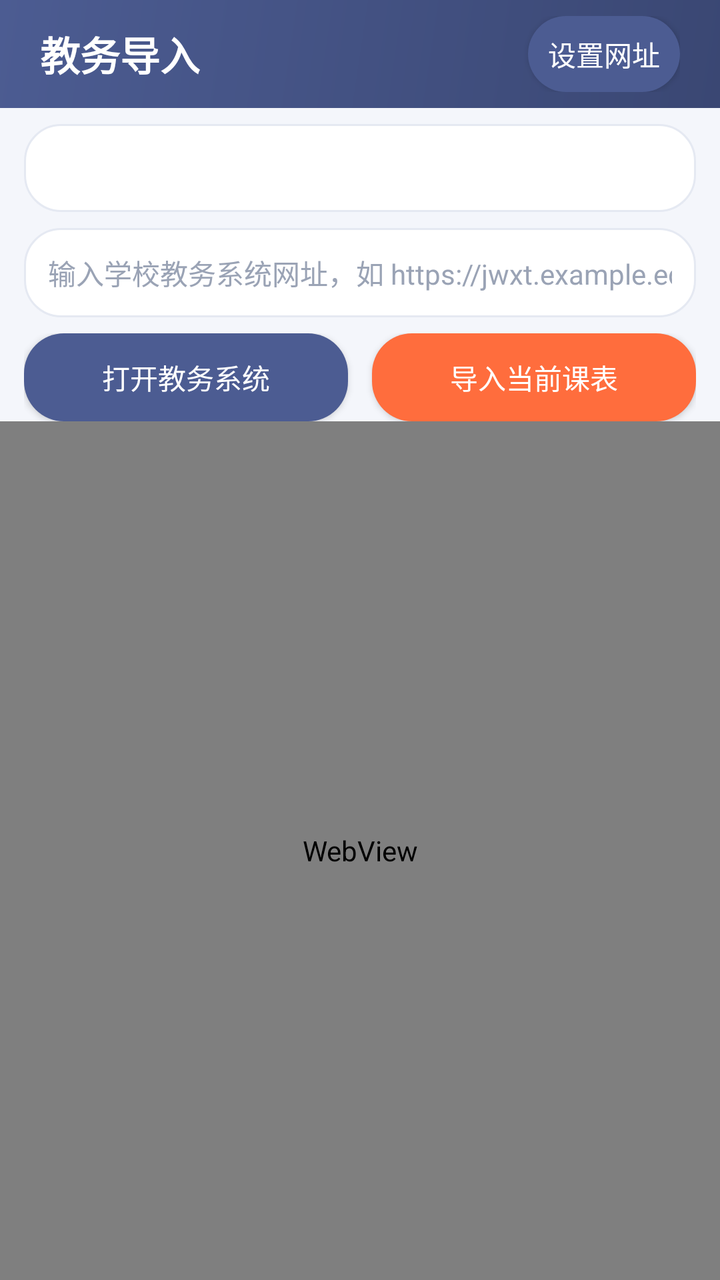
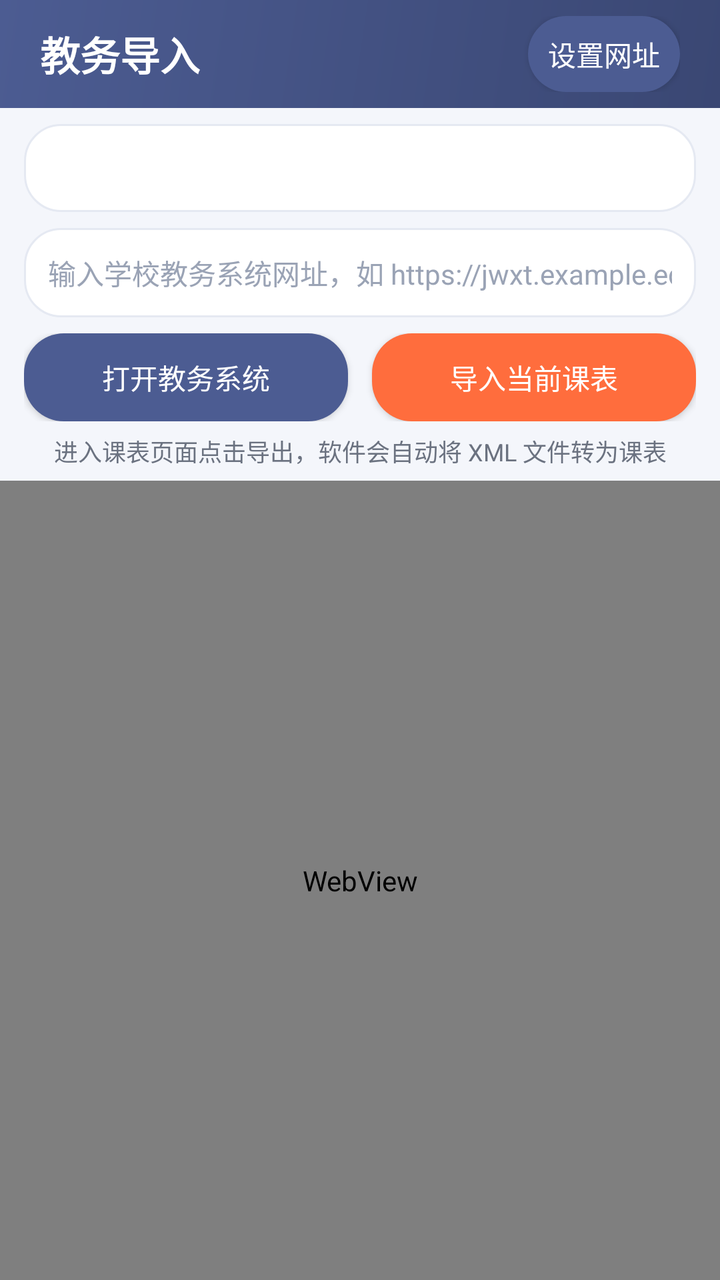

Compare the two renders of this Android layout. The source of the first and the diff that turns it into the second are given below.
<!-- AndroidManifest.xml: application theme Theme.QingKebiao -->
<!-- res/layout/activity_web_import.xml -->
<?xml version="1.0" encoding="utf-8"?>
<LinearLayout xmlns:android="http://schemas.android.com/apk/res/android"
    android:orientation="vertical"
    android:background="#F4F6FB"
    android:layout_width="match_parent"
    android:layout_height="match_parent">

    <LinearLayout
        android:orientation="vertical"
        android:background="@drawable/bg_header"
        android:paddingLeft="20dp"
        android:paddingRight="20dp"
        android:paddingTop="8dp"
        android:paddingBottom="8dp"
        android:layout_width="match_parent"
        android:layout_height="wrap_content">
        <LinearLayout
            android:orientation="horizontal"
            android:gravity="center_vertical"
            android:layout_width="match_parent"
            android:layout_height="wrap_content">
            <TextView
                android:text="教务导入"
                android:textColor="#FFFFFF"
                android:textSize="20sp"
                android:textStyle="bold"
                android:layout_width="0dp"
                android:layout_height="wrap_content"
                android:layout_weight="1" />
            <Button
                android:id="@+id/btn_toggle_controls"
                android:text="设置网址"
                android:textColor="#FFFFFF"
                android:background="@drawable/bg_button_dark"
                android:layout_width="wrap_content"
                android:layout_height="38dp"
                android:minWidth="0dp"
                android:paddingLeft="10dp"
                android:paddingRight="10dp" />
        </LinearLayout>
    </LinearLayout>

    <LinearLayout
        android:id="@+id/controls_panel"
        android:orientation="vertical"
        android:layout_width="match_parent"
        android:layout_height="wrap_content">
        <Spinner
            android:id="@+id/sp_school_preset"
            android:layout_marginLeft="12dp"
            android:layout_marginRight="12dp"
            android:layout_marginTop="8dp"
            android:background="@drawable/bg_search_box"
            android:paddingLeft="10dp"
            android:paddingRight="10dp"
            android:layout_width="match_parent"
            android:layout_height="44dp" />

        <EditText
            android:id="@+id/et_school_url"
            android:hint="输入学校教务系统网址，如 https://jwxt.example.edu.cn"
            android:textSize="14sp"
            android:textColor="#2D3142"
            android:textColorHint="#9AA3B5"
            android:background="@drawable/bg_search_box"
            android:padding="12dp"
            android:inputType="textUri"
            android:layout_marginLeft="12dp"
            android:layout_marginRight="12dp"
            android:layout_marginTop="8dp"
            android:layout_width="match_parent"
            android:layout_height="wrap_content" />

        <LinearLayout
            android:orientation="horizontal"
            android:paddingLeft="12dp"
            android:paddingRight="12dp"
            android:paddingTop="8dp"
            android:paddingBottom="0dp"
            android:layout_width="match_parent"
            android:layout_height="wrap_content">
            <Button
                android:id="@+id/btn_open_schedule"
                android:text="打开教务系统"
                android:textColor="#FFFFFF"
                android:background="@drawable/bg_button_dark"
                android:layout_width="0dp"
                android:layout_height="44dp"
                android:layout_weight="1"
                android:layout_marginRight="6dp" />
            <Button
                android:id="@+id/btn_import_schedule"
                android:text="导入当前课表"
                android:textColor="#FFFFFF"
                android:background="@drawable/bg_button_primary"
                android:layout_width="0dp"
                android:layout_height="44dp"
                android:layout_weight="1"
                android:layout_marginLeft="6dp" />
        </LinearLayout>
    </LinearLayout>

    <WebView
        android:id="@+id/webview"
        android:layout_width="match_parent"
        android:layout_height="0dp"
        android:layout_weight="1" />
</LinearLayout>
<!-- resources referenced by this layout -->
<resources>
  <!-- drawable bg_button_dark (drawable) -->
  <shape xmlns:android="http://schemas.android.com/apk/res/android">
      <solid android:color="#4C5C92" />
      <corners android:radius="20dp" />
  </shape>
  <!-- drawable bg_button_primary (drawable) -->
  <shape xmlns:android="http://schemas.android.com/apk/res/android">
      <solid android:color="#FF6D3D" />
      <corners android:radius="20dp" />
  </shape>
  <!-- drawable bg_header (drawable) -->
  <shape xmlns:android="http://schemas.android.com/apk/res/android">
      <gradient
          android:startColor="#4C5C92"
          android:endColor="#3A4773"
          android:angle="315" />
  </shape>
  <!-- drawable bg_search_box (drawable) -->
  <shape xmlns:android="http://schemas.android.com/apk/res/android">
      <solid android:color="#FFFFFF" />
      <corners android:radius="18dp" />
      <stroke android:width="1dp" android:color="#E5E9F2" />
  </shape>
  <style name="Theme.QingKebiao" parent="@android:style/Theme.Material.Light.NoActionBar">
          <item name="android:colorPrimary">#4C5C92</item>
          <item name="android:colorAccent">#FF6D3D</item>
          <item name="android:windowBackground">#F4F6FB</item>
          <item name="android:navigationBarColor">#FFFFFF</item>
          <item name="android:statusBarColor">#3A4773</item>
          <item name="android:textColorPrimary">#2D3142</item>
      </style>
</resources>

<!-- the commit's change to res/layout/activity_web_import.xml (unified diff, before → after) -->
@@ -100,6 +100,20 @@
         </LinearLayout>
     </LinearLayout>
 
+    <TextView
+        android:id="@+id/tv_import_tip"
+        android:text="进入课表页面点击导出，软件会自动将 XML 文件转为课表"
+        android:textColor="#6B7280"
+        android:textSize="12sp"
+        android:gravity="center"
+        android:paddingTop="6dp"
+        android:paddingBottom="6dp"
+        android:paddingLeft="12dp"
+        android:paddingRight="12dp"
+        android:background="#F4F6FB"
+        android:layout_width="match_parent"
+        android:layout_height="wrap_content" />
+
     <WebView
         android:id="@+id/webview"
         android:layout_width="match_parent"
